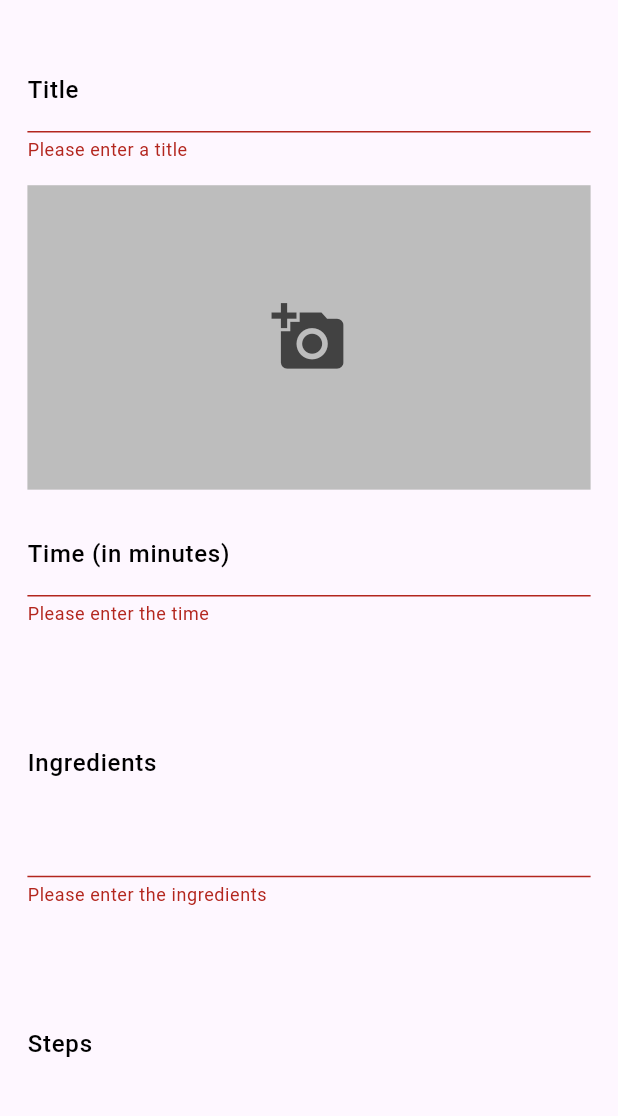
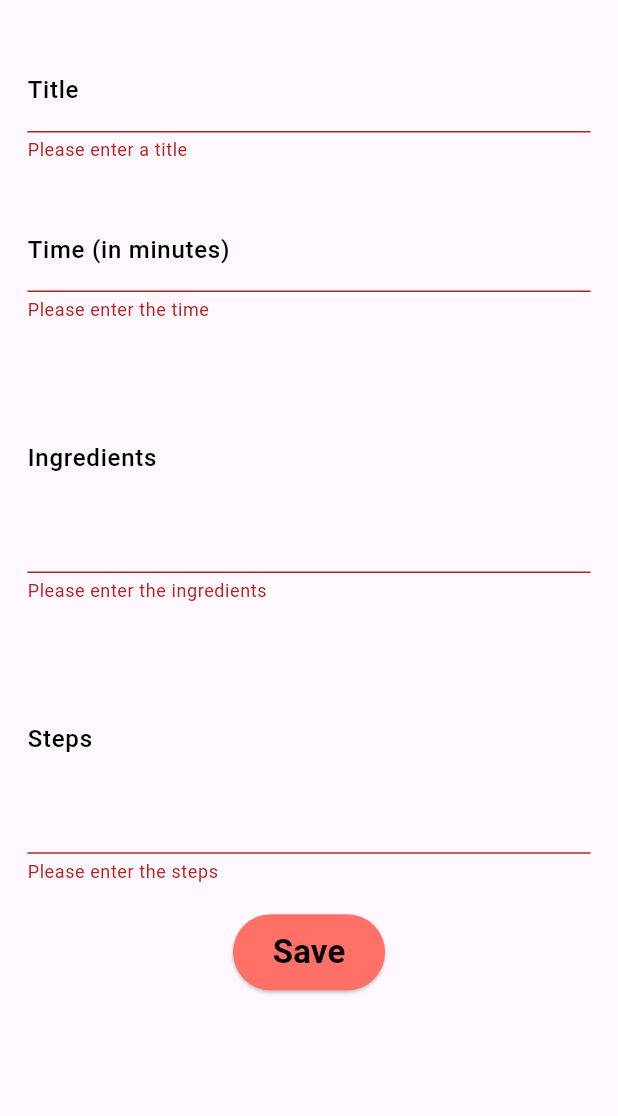
Before and after one commit to Samah-Osama/happy_kitchen, a Flutter app: the AddRecipeView screen opened by its route, after a tap on "Save", on a phone screen of 412 x 824 dp, the part 63-1179 px from its top. Run offline on Flutter 3.47's test engine with Material 3 defaults, Android fonts, the phone set to English and light mode, and no system bars; drawn by our look-alikes of modal_progress_hud_nsn; our stand-ins replace bloc, carousel_slider, dartz, dio, equatable, flutter_bloc and 6 more; accounts and stored records are empty.

Commit message:
add recipe with hive part 1 done

```diff
--- a/lib/features/add_recipe/data/models/add_recipe_model.dart
+++ b/lib/features/add_recipe/data/models/add_recipe_model.dart
@@ -5,8 +5,8 @@ part 'add_recipe_model.g.dart';
 class AddRecipeModel extends HiveObject {
   @HiveField(0)
   final String title;
-  @HiveField(1)
-  final Image image;
+  // @HiveField(1)
+ final Image? image;
   @HiveField(2)
   final String recipeTime;
   @HiveField(3)
@@ -15,7 +15,7 @@ class AddRecipeModel extends HiveObject {
   final String steps;
   AddRecipeModel(
       {required this.title,
-      required this.image,
+      this.image,
       required this.recipeTime,
       required this.ingredients,
       required this.steps});
--- a/lib/features/add_recipe/presentation/views/add_recipe_view.dart
+++ b/lib/features/add_recipe/presentation/views/add_recipe_view.dart
@@ -1,12 +1,21 @@
 import 'package:flutter/material.dart';
 import 'package:flutter_bloc/flutter_bloc.dart';
+import 'package:happy_kitchen/core/functions/snack_bar.dart';
 import 'package:happy_kitchen/core/utils/theme_color_helper.dart';
 import 'package:happy_kitchen/features/add_recipe/presentation/view_model/add_recipe_cubit/add_recipe_cubit.dart';
 import 'package:happy_kitchen/features/add_recipe/presentation/views/widgets/add_recipe_view_body.dart';
+import 'package:modal_progress_hud_nsn/modal_progress_hud_nsn.dart';
 
-class AddRecipeView extends StatelessWidget {
+class AddRecipeView extends StatefulWidget {
   const AddRecipeView({super.key});
   static String id = 'AddRecipeView';
+
+  @override
+  State<AddRecipeView> createState() => _AddRecipeViewState();
+}
+
+class _AddRecipeViewState extends State<AddRecipeView> {
+  bool isLoading = false;
   @override
   Widget build(BuildContext context) {
     return BlocProvider(
@@ -17,7 +26,26 @@ class AddRecipeView extends StatelessWidget {
           title: const Text("Add a Recipe"),
           foregroundColor: ThemeColorHelper.getPrimaryColor(context),
         ),
-        body: const AddRecipeViewBody(),
+        body: BlocConsumer<AddRecipeCubit, AddRecipeState>(
+          listener: (context, state) {
+            if (state is AddRecipeLoading) {
+              isLoading = true;
+            } else if (state is AddRecipeSuccess) {
+              isLoading = false;
+              showSnackBar(context, 'Recipe added successfully');
+            } else if (state is AddRecipeFailure) {
+              isLoading = false;
+              showSnackBar(context, state.errorMessage);
+              print(state.errorMessage);
+            }
+          },
+          builder: (context, state) {
+            return ModalProgressHUD(
+              inAsyncCall: isLoading,
+              child: const AddRecipeViewBody(),
+            );
+          },
+        ),
       ),
     );
   }
--- a/lib/features/add_recipe/presentation/views/widgets/add_recipe_view_body.dart
+++ b/lib/features/add_recipe/presentation/views/widgets/add_recipe_view_body.dart
@@ -1,10 +1,11 @@
-import 'dart:io';
 
 import 'package:flutter/material.dart';
+import 'package:flutter_bloc/flutter_bloc.dart';
 import 'package:flutter_screenutil/flutter_screenutil.dart';
 import 'package:happy_kitchen/core/utils/styles.dart';
 import 'package:happy_kitchen/core/utils/theme_color_helper.dart';
-import 'package:happy_kitchen/features/add_recipe/presentation/views/widgets/add_recipe_pickImage.dart';
+import 'package:happy_kitchen/features/add_recipe/data/models/add_recipe_model.dart';
+import 'package:happy_kitchen/features/add_recipe/presentation/view_model/add_recipe_cubit/add_recipe_cubit.dart';
 import 'package:happy_kitchen/features/add_recipe/presentation/views/widgets/custom_text_form_field.dart';
 
 class AddRecipeViewBody extends StatefulWidget {
@@ -15,10 +16,11 @@ class AddRecipeViewBody extends StatefulWidget {
 }
 
 class _AddRecipeViewBodyState extends State<AddRecipeViewBody> {
-  String? title, time, ingredients, steps;
+  String? title, ingredients, steps;
+  double? time;
   // double? rating;
 
-  File? pickedImage;
+  // File? pickedImage;
 
   GlobalKey<FormState> formKey = GlobalKey();
   @override
@@ -38,7 +40,7 @@ class _AddRecipeViewBodyState extends State<AddRecipeViewBody> {
                 },
               ),
               SizedBox(height: 15.h),
-              const AddRecipeImage(),
+              // const AddRecipeImage(),
               SizedBox(height: 15.h),
               // CustomRatingTextFormField(
               //   keyboardType: TextInputType.number,
@@ -53,7 +55,7 @@ class _AddRecipeViewBodyState extends State<AddRecipeViewBody> {
                 labelText: "Time (in minutes)",
                 validatorMessage: 'Please enter the time',
                 onChanged: (value) {
-                  time = value;
+                  time = double.tryParse(value);
                 },
               ),
               // DropdownButtonFormField(
@@ -108,7 +110,14 @@ class _AddRecipeViewBodyState extends State<AddRecipeViewBody> {
                           ThemeColorHelper.getPrimaryColor(context)),
                   onPressed: () {
                     if (formKey.currentState!.validate()) {
-                      Navigator.pop(context);
+                      var recipe = AddRecipeModel(
+                          title: title!,
+                          // image: pickedImage?.path ?? '',
+                          recipeTime: time.toString(),
+                          ingredients: ingredients!,
+                          steps: steps!);
+                      BlocProvider.of<AddRecipeCubit>(context)
+                          .addRecipe(recipe);
                     }
                   },
                   child: Text(
--- a/lib/features/favorite/presentation/views/widgets/favorite_view_body.dart
+++ b/lib/features/favorite/presentation/views/widgets/favorite_view_body.dart
@@ -1,6 +1,5 @@
 import 'package:flutter/material.dart';
 import 'package:flutter_screenutil/flutter_screenutil.dart';
-import 'package:happy_kitchen/features/favorite/presentation/views/widgets/custom_favorite_view_app_bar.dart';
 import 'package:happy_kitchen/features/favorite/presentation/views/widgets/favorite_recipe_list.dart';
 
 class FavoritesViewBody extends StatelessWidget {
--- a/lib/features/home/presentation/views/home_view.dart
+++ b/lib/features/home/presentation/views/home_view.dart
@@ -1,6 +1,5 @@
 import 'package:flutter/material.dart';
 import 'package:flutter_screenutil/flutter_screenutil.dart';
-import 'package:happy_kitchen/Favorits.dart';
 import 'package:happy_kitchen/constant.dart';
 import 'package:happy_kitchen/core/utils/theme_color_helper.dart';
 import 'package:happy_kitchen/features/add_recipe/presentation/views/add_recipe_view.dart';
--- a/pubspec.yaml
+++ b/pubspec.yaml
@@ -52,6 +52,7 @@ dependencies:
   get_it: ^7.7.0
   loading_indicator: ^3.1.1
   cached_network_image: ^3.4.1
+  modal_progress_hud_nsn: ^0.5.1
 
 dev_dependencies:
   hive_generator: ^2.0.1
```
Also changed, not shown: lib/core/functions/snack_bar.dart (added, +15 -0 lines), lib/features/add_recipe/data/repos/add_recipe_repo.dart (+6 -6 lines), lib/features/add_recipe/data/repos/add_recipes_repo_implementation.dart (+11 -11 lines), lib/features/add_recipe/presentation/view_model/add_recipe_cubit/add_recipe_cubit.dart (+7 -5 lines), pubspec.lock.
